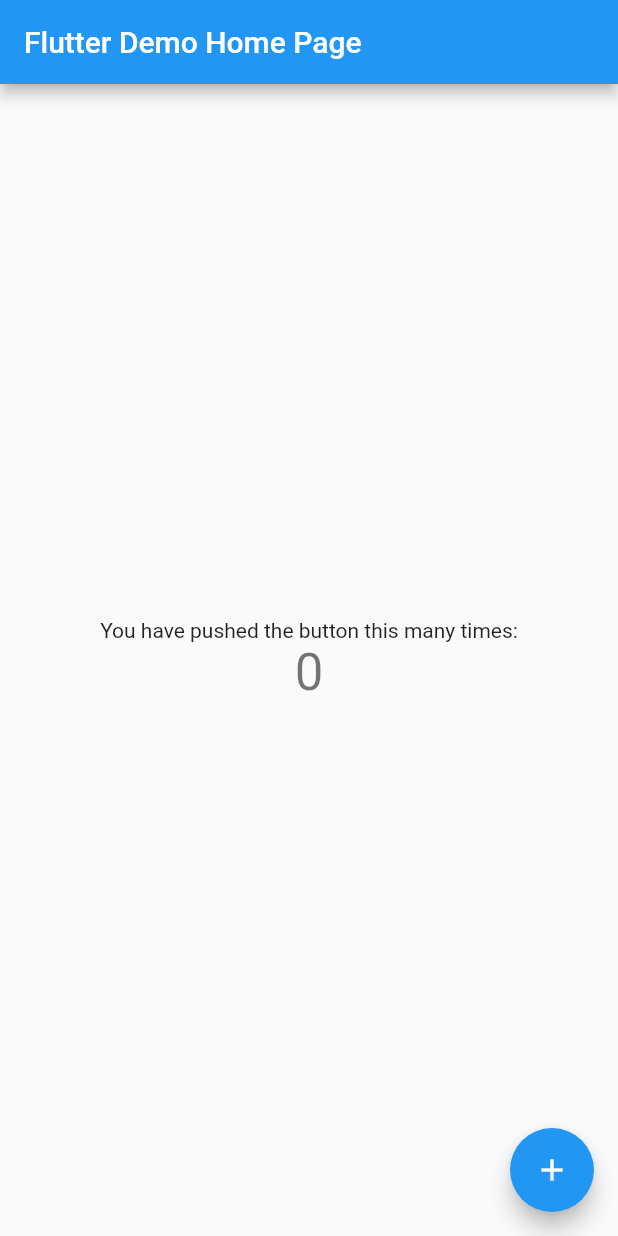
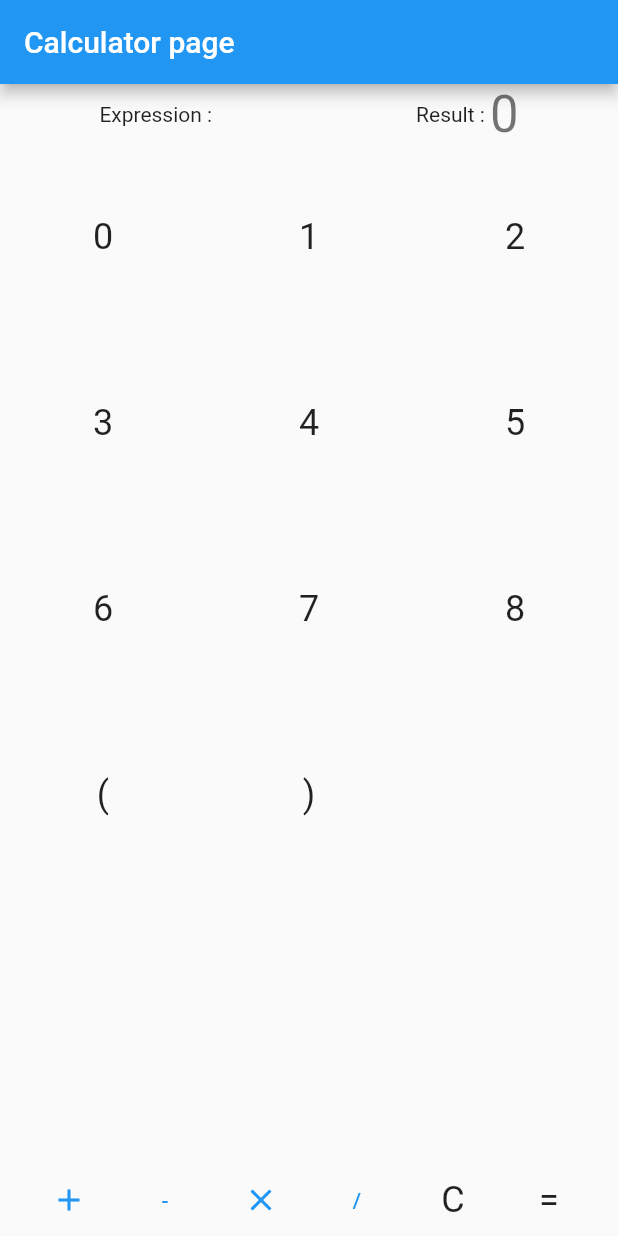
Before and after one commit to esgi-lyon/flutter-calc, a Flutter app: the screen it shows after launch, on a phone screen of 412 x 824 dp. Run offline on Flutter 3.47's test engine with Material 2 defaults, Android fonts, the phone set to English and light mode, and no system bars; missing offline and left inert: function_tree.

Commit message:
feat: design and begin functionnal

```diff
--- a/lib/main.dart
+++ b/lib/main.dart
@@ -1,4 +1,5 @@
 import 'package:flutter/material.dart';
+import 'package:function_tree/function_tree.dart';
 
 void main() {
   runApp(const MyApp());
@@ -11,26 +12,17 @@ class MyApp extends StatelessWidget {
   @override
   Widget build(BuildContext context) {
     return MaterialApp(
-      title: 'Flutter Demo',
+      title: 'Flutter calculator',
       theme: ThemeData(
-        // This is the theme of your application.
-        //
-        // Try running your application with "flutter run". You'll see the
-        // application has a blue toolbar. Then, without quitting the app, try
-        // changing the primarySwatch below to Colors.green and then invoke
-        // "hot reload" (press "r" in the console where you ran "flutter run",
-        // or simply save your changes to "hot reload" in a Flutter IDE).
-        // Notice that the counter didn't reset back to zero; the application
-        // is not restarted.
         primarySwatch: Colors.blue,
       ),
-      home: const MyHomePage(title: 'Flutter Demo Home Page'),
+      home: const CalculatorPage(title: 'Calculator page'),
     );
   }
 }
 
-class MyHomePage extends StatefulWidget {
-  const MyHomePage({Key? key, required this.title}) : super(key: key);
+class CalculatorPage extends StatefulWidget {
+  const CalculatorPage({Key? key, required this.title}) : super(key: key);
 
   // This widget is the home page of your application. It is stateful, meaning
   // that it has a State object (defined below) that contains fields that affect
@@ -44,31 +36,77 @@ class MyHomePage extends StatefulWidget {
   final String title;
 
   @override
-  State<MyHomePage> createState() => _MyHomePageState();
+  State<CalculatorPage> createState() => _CalculatorPageState();
 }
 
-class _MyHomePageState extends State<MyHomePage> {
-  int _counter = 0;
+enum Operator { add, deduct, quo, mul }
 
-  void _incrementCounter() {
-    setState(() {
-      // This call to setState tells the Flutter framework that something has
-      // changed in this State, which causes it to rerun the build method below
-      // so that the display can reflect the updated values. If we changed
-      // _counter without calling setState(), then the build method would not be
-      // called again, and so nothing would appear to happen.
-      _counter++;
+// TODO prefer hashmap
+extension OperatorExtension on Operator {
+  String? get processable {
+    return {
+      Operator.add: '+',
+      Operator.deduct: '-',
+      Operator.quo: '/',
+      Operator.mul: '*'
+    }[this];
+  }
+
+  StatelessWidget get icon {
+    return {
+          Operator.add: const Icon(Icons.add),
+          Operator.deduct: const Text("-"),
+          Operator.quo: const Icon(Icons.close),
+          Operator.mul: const Text("/")
+        }[this] ??
+        const Text("");
+  }
+}
+
+class _CalculatorPageState extends State<CalculatorPage> {
+  String? _operator;
+  String _expression = "";
+  num _result = 0;
+
+  VoidCallback _changeOperator(Operator toggledOperator) {
+    return () => setState(() {
+          _operator = toggledOperator.processable;
+        });
+  }
+
+  VoidCallback _addNbToExpr(int nb) {
+    return () => setState(() {
+          _expression += nb.toString();
+        });
+  }
+
+  VoidCallback _enclose(String parenthesis) {
+    return () => setState(() {
+          // TODO check id opening parenthesis or closing (regex)
+          _expression += parenthesis;
+        });
+  }
+
+  VoidCallback _finalize(String type) {
+    return () => setState(() {
+          if (type == "C") {
+            _expression = "";
+            _result = 0;
+          }
+
+          if (type == "=") {
+            _result = _expression.interpret();
+          }
         });
   }
 
   @override
   Widget build(BuildContext context) {
-    // This method is rerun every time setState is called, for instance as done
-    // by the _incrementCounter method above.
-    //
-    // The Flutter framework has been optimized to make rerunning build methods
-    // fast, so that you can just rebuild anything that needs updating rather
-    // than having to individually change instances of widgets.
+    var size = MediaQuery.of(context).size;
+    /*24 is for notification bar on Android*/
+    final double itemHeight = (size.height - kToolbarHeight - 24) / 4;
+    final double itemWidth = size.width / 2;
+
     return Scaffold(
       appBar: AppBar(
         // Here we take the value from the MyHomePage object that was created by
@@ -78,38 +116,74 @@ class _MyHomePageState extends State<MyHomePage> {
       body: Center(
         // Center is a layout widget. It takes a single child and positions it
         // in the middle of the parent.
-        child: Column(
-          // Column is also a layout widget. It takes a list of children and
-          // arranges them vertically. By default, it sizes itself to fit its
-          // children horizontally, and tries to be as tall as its parent.
-          //
-          // Invoke "debug painting" (press "p" in the console, choose the
-          // "Toggle Debug Paint" action from the Flutter Inspector in Android
-          // Studio, or the "Toggle Debug Paint" command in Visual Studio Code)
-          // to see the wireframe for each widget.
-          //
-          // Column has various properties to control how it sizes itself and
-          // how it positions its children. Here we use mainAxisAlignment to
-          // center the children vertically; the main axis here is the vertical
-          // axis because Columns are vertical (the cross axis would be
-          // horizontal).
-          mainAxisAlignment: MainAxisAlignment.center,
-          children: <Widget>[
+        child: Flex(
+          direction: Axis.vertical,
+          mainAxisAlignment: MainAxisAlignment.start,
+          children: [
+            Flex(
+                direction: Axis.horizontal,
+                mainAxisAlignment: MainAxisAlignment.spaceAround,
+                children: [
+                  Row(children: <Widget>[
                     const Text(
-              'You have pushed the button this many times:',
+                      'Expression : ',
                     ),
                     Text(
-              '$_counter',
+                      _expression.toString(),
+                      style: Theme.of(context).textTheme.headline4,
+                    )
+                  ]),
+                  Row(children: <Widget>[
+                    const Text(
+                      'Result : ',
+                    ),
+                    Text(
+                      _result.toString(),
                       style: Theme.of(context).textTheme.headline4,
                     ),
+                  ])
+                ]),
+            Expanded(
+                child: GridView.count(
+                    // Create a grid with 2 columns. If you change the scrollDirection to
+                    // horizontal, this produces 2 rows.
+                    crossAxisCount: 3,
+                    childAspectRatio: (itemWidth / itemHeight),
+                    children: [
+                  ...List.generate(9, (index) {
+                    return Center(
+                      child: TextButton(
+                          onPressed: _addNbToExpr(index),
+                          child: Text(
+                            '$index',
+                            style: Theme.of(context).textTheme.headline5,
+                          )),
+                    );
+                  }),
+                  ...["(", ")"].map((e) => Center(
+                      child: TextButton(
+                          onPressed: _enclose(e),
+                          child: Text(e,
+                              style: Theme.of(context).textTheme.headline5)))),
+                ])),
+            Row(
+                mainAxisAlignment: MainAxisAlignment.center,
+                verticalDirection: VerticalDirection.up,
+                children: <Widget>[
+                  ...Operator.values.map((e) => TextButton(
+                        onPressed: _changeOperator(e),
+                        child: e.icon,
+                      )),
+                  ...["C", "="].map((e) => Center(
+                      child: TextButton(
+                          onPressed: _finalize(e),
+                          child: Text(e,
+                              style: Theme.of(context).textTheme.headline5))))
+                ])
           ],
         ),
       ),
-      floatingActionButton: FloatingActionButton(
-        onPressed: _incrementCounter,
-        tooltip: 'Increment',
-        child: const Icon(Icons.add),
-      ), // This trailing comma makes auto-formatting nicer for build methods.
+// This trailing comma makes auto-formatting nicer for build methods.
     );
   }
 }
--- a/pubspec.yaml
+++ b/pubspec.yaml
@@ -34,6 +34,7 @@ dependencies:
   # The following adds the Cupertino Icons font to your application.
   # Use with the CupertinoIcons class for iOS style icons.
   cupertino_icons: ^1.0.2
+  function_tree: ^0.8.12
 
 dev_dependencies:
   flutter_test:
```
Also changed, not shown: pubspec.lock. Lines whose indentation alone changed are shown as unchanged.
